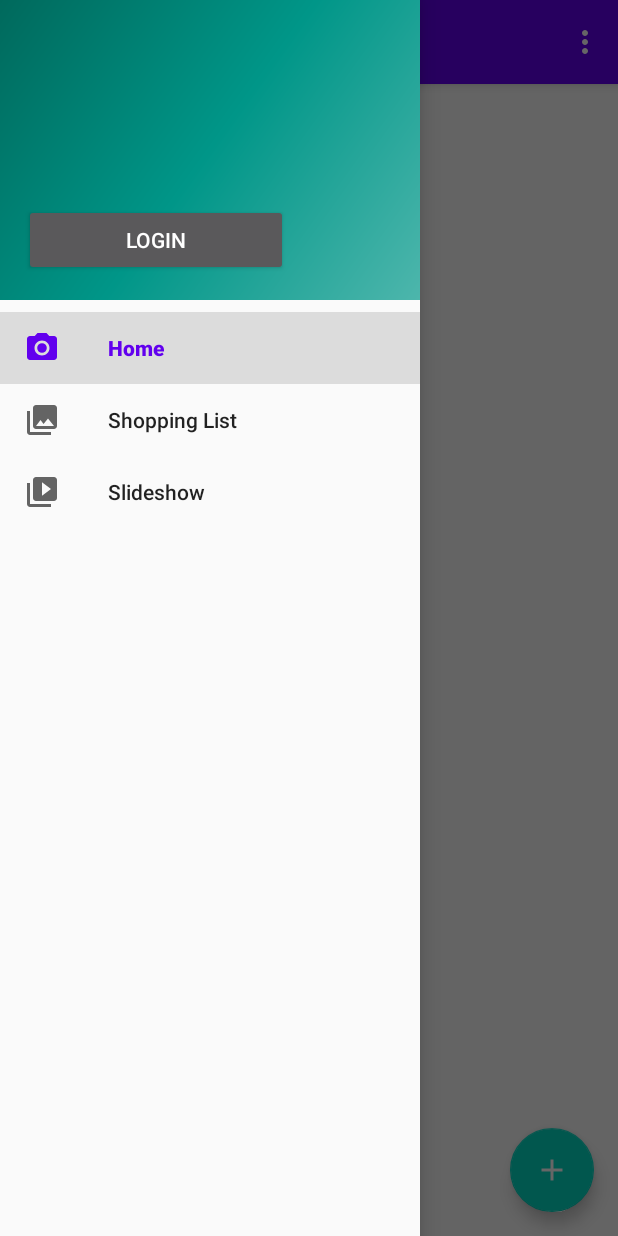
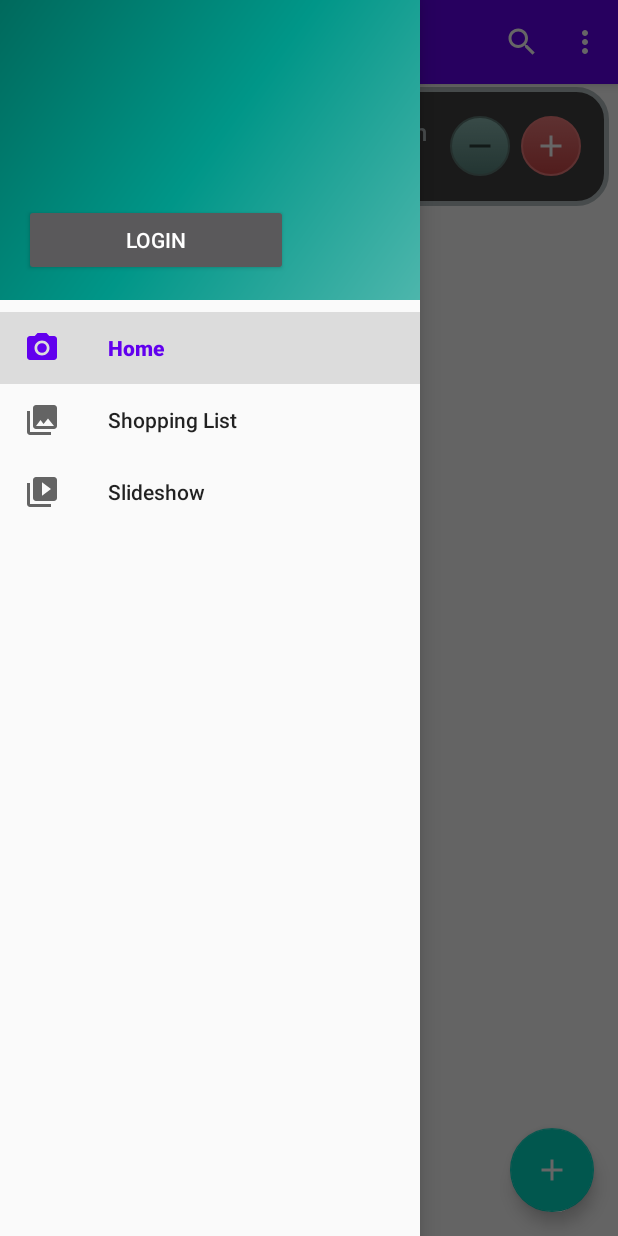
Before and after one commit to minosse99/TrackMyPantry, an Android app: the screen it shows after launch (MainActivity), with the side drawer open, on a phone screen of 412 x 824 dp. Run offline under Robolectric (Android 15) with nearby library versions, the light colour scheme and no system bars; our stand-ins replace navigation-ui.

Commit message:
implements searchView

```diff
--- a/app/src/main/java/com/example/mypantry/ui/home/HomeFragment.java
+++ b/app/src/main/java/com/example/mypantry/ui/home/HomeFragment.java
@@ -1,17 +1,26 @@
 package com.example.mypantry.ui.home;
 
+import android.app.SearchManager;
+import android.content.Context;
 import android.database.Cursor;
 import android.database.CursorIndexOutOfBoundsException;
 import android.os.Bundle;
+import android.support.annotation.Nullable;
 import android.support.v7.widget.LinearLayoutManager;
 import android.support.v7.widget.RecyclerView;
+import android.support.v7.widget.SearchView;
 import android.util.Log;
 import android.view.LayoutInflater;
+import android.view.Menu;
+import android.view.MenuInflater;
+import android.view.MenuItem;
+import android.view.SearchEvent;
 import android.view.View;
 import android.view.ViewGroup;
 import android.support.annotation.NonNull;
 import android.support.v4.app.Fragment;
 import android.arch.lifecycle.ViewModelProvider;
+import android.widget.Toast;
 
 import com.example.mypantry.DBManager;
 import com.example.mypantry.ItemRecyclerViewAdapter;
@@ -22,6 +31,7 @@
 
 import java.util.ArrayList;
 import java.util.List;
+import java.util.Objects;
 
 public class HomeFragment extends Fragment {
 
@@ -30,7 +40,15 @@
     private List<ListItem> test = null;
     private RecyclerView recyclerView = null;
     private View view;
+    private SearchView searchView = null;
+    private SearchView.OnQueryTextListener queryTextListener;
+    private ItemRecyclerViewAdapter adapter;
 
+    @Override
+    public void onCreate(@Nullable Bundle savedInstanceState) {
+        super.onCreate(savedInstanceState);
+        setHasOptionsMenu(true);
+    }
 
     public View onCreateView(@NonNull LayoutInflater inflater,
                              ViewGroup container, Bundle savedInstanceState) {
@@ -42,27 +60,55 @@
         if(recyclerView == null){recyclerView = (RecyclerView) root.findViewById(R.id.list); }
         if(db == null) { db = new DBManager(getActivity()); }
 
+        checkDB();
+       db.save("Gianponpilolinpololanponpinpo","304323943025","Patate al forno ",1,"2974833240");
 
-    /*    db.save("Patate","304323943025","Patate al forno ",1,"2974833240");
-
-        db.save("Wurstel ","3083948275025","Wurstel di Suino ",1,"7234598970");
-        db.save("Fragola","304323943025","Fragole ",1,"111123831220");
-  */      return root;
+  //      db.save("Wurstel ","3083948275025","Wurstel di Suino ",1,"7234598970");
+  //      db.save("Fragola","304323943025","Fragole ",1,"111123831220");
+        return root;
     }
 
     @Override
+    public void onCreateOptionsMenu(Menu menu, MenuInflater inflater) {
+        //inflater.inflate(R.menu.main, menu);
+        MenuItem searchItem = menu.findItem(R.id.action_search);
+        SearchManager searchManager = (SearchManager) Objects.requireNonNull(getActivity()).getSystemService(Context.SEARCH_SERVICE);
+
+        if (searchItem != null) {
+            searchView = (SearchView) searchItem.getActionView();
+        }
+        if (searchView != null) {
+            searchView.setSearchableInfo(searchManager.getSearchableInfo(getActivity().getComponentName()));
+            queryTextListener = new SearchView.OnQueryTextListener() {
+                @Override
+                public boolean onQueryTextChange(String newText) {
+                    Log.i("onQueryTextChange", newText);
+                    if(adapter != null){
+                        adapter.getFilter().filter(newText);
+                    }
+                    return true;
+                }
+                @Override
+                public boolean onQueryTextSubmit(String query) {
+                    Log.i("onQueryTextSubmit", query);
+                    return true;
+                }
+            };
+            searchView.setOnQueryTextListener(queryTextListener);
+        }
+        super.onCreateOptionsMenu(menu, inflater);
+    }
+
+   @Override
     public void onStart() {
         super.onStart();
         checkDB();
-        if(test != null){Log.d("Test",test.toString());}
-
     }
 
     public void checkDB(){
         try {
             test.clear();
-
-           Cursor cursor = db.query();
+            Cursor cursor = db.query();
                 while (cursor.moveToNext()) {
 
                     String barcode = cursor.getString(cursor.getColumnIndex(ITEM.FIELD_SUBJECT));
@@ -77,7 +123,7 @@
             Log.e("Error : checkDB", String.valueOf(e));
         }
         recyclerView.setLayoutManager(new LinearLayoutManager(getContext()));
-        ItemRecyclerViewAdapter adapter = new ItemRecyclerViewAdapter(test, db, this);
+        adapter = new ItemRecyclerViewAdapter(test, db, this);
         recyclerView.setAdapter(adapter);
 
     }
@@ -87,11 +133,3 @@
         return db;
     }
 }
-
-/*
-* test -> List<ListItem>
-
-*  ListItem-> chiave , DummyItem
-*
-*
-* */
--- a/app/src/main/res/layout/fragment_home.xml
+++ b/app/src/main/res/layout/fragment_home.xml
@@ -5,7 +5,6 @@
     android:layout_width="match_parent"
     android:layout_height="match_parent"
     tools:context=".ui.home.HomeFragment">
-
 
     <android.support.v7.widget.RecyclerView
         android:id="@+id/list"
@@ -15,12 +14,9 @@
         android:scrollbarStyle="insideInset"
         android:scrollbars="vertical"
         app:layoutManager="LinearLayoutManager"
-        app:layout_constraintBottom_toBottomOf="parent"
         app:layout_constraintEnd_toEndOf="parent"
-        app:layout_constraintHorizontal_bias="0.4"
         app:layout_constraintStart_toStartOf="parent"
         app:layout_constraintTop_toTopOf="parent"
-        app:layout_constraintVertical_bias="0.975"
         tools:context=".ItemFragment"
         tools:listitem="@layout/fragment_item" />
 
--- a/app/src/main/res/menu/main.xml
+++ b/app/src/main/res/menu/main.xml
@@ -1,6 +1,16 @@
 <?xml version="1.0" encoding="utf-8"?>
 <menu xmlns:android="http://schemas.android.com/apk/res/android"
-    xmlns:app="http://schemas.android.com/apk/res-auto">
+    xmlns:app="http://schemas.android.com/apk/res-auto"
+    xmlns:tools="http://schemas.android.com/tools"
+    tools:context=".HomeActivity">
+
+    <item
+        android:id="@+id/action_search"
+        android:icon="@android:drawable/ic_menu_search"
+        android:title="Search"
+        app:actionViewClass="android.support.v7.widget.SearchView"
+        app:showAsAction="always" />
+
     <item
         android:id="@+id/action_settings"
         android:orderInCategory="100"
```
Also changed, not shown: app/src/main/java/com/example/mypantry/ItemRecyclerViewAdapter.java (+38 -1 lines).
